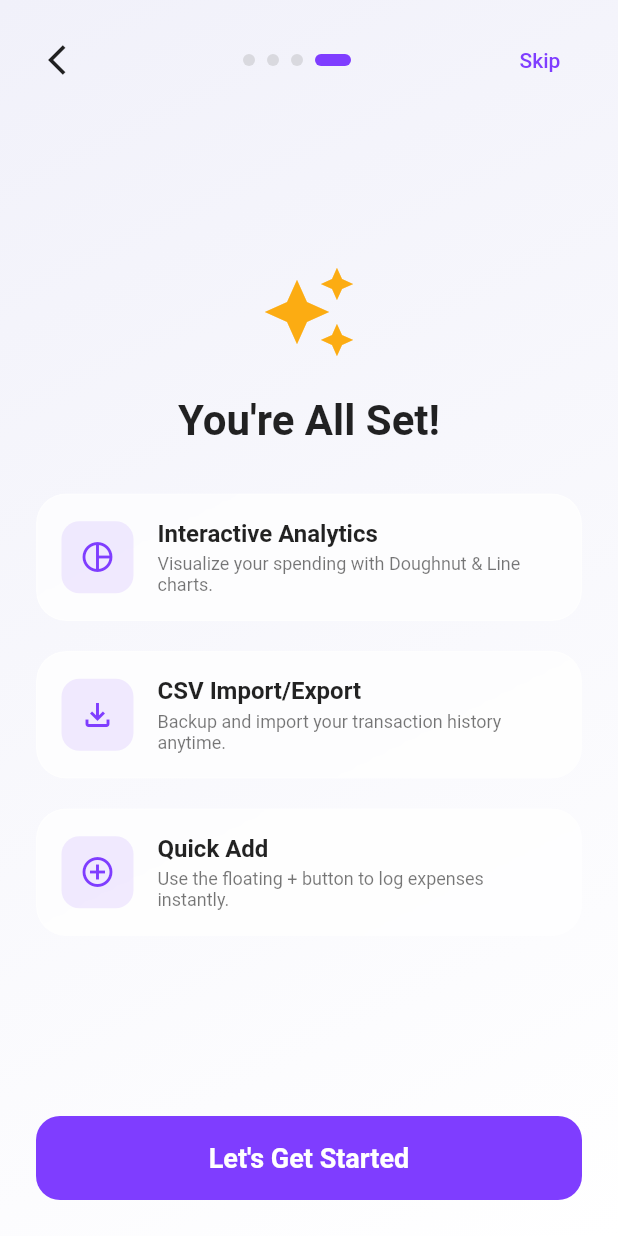
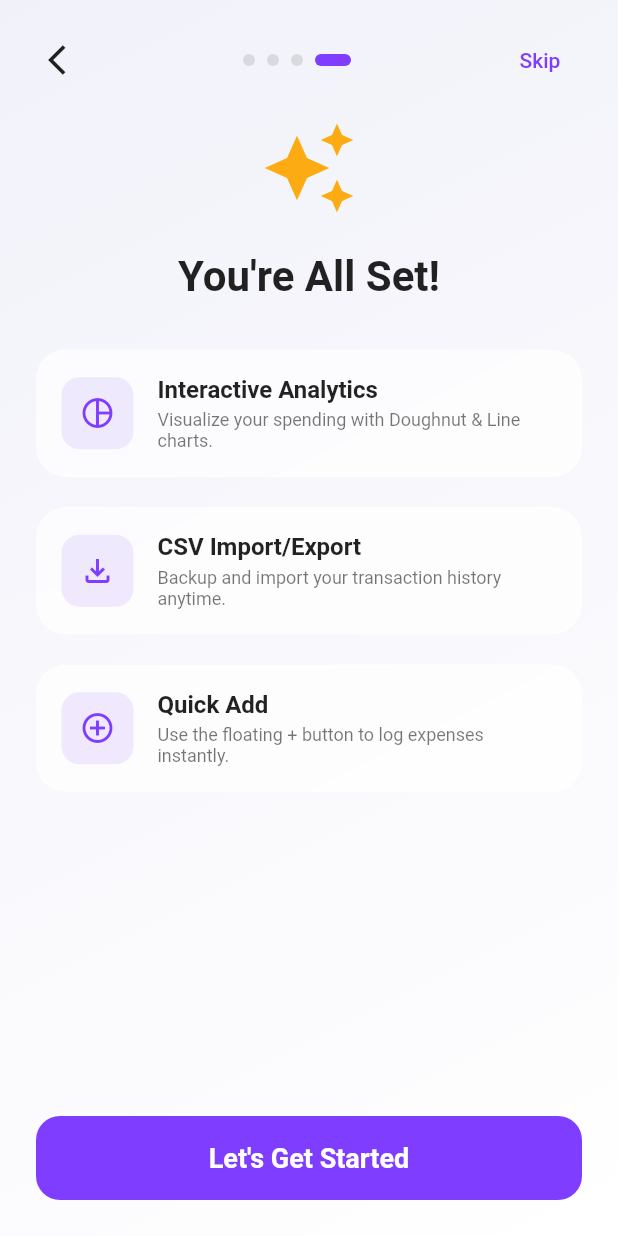
Before and after one commit to yoAlienX/X-pense, a Flutter app: the screen it shows after launch, swiped to page 4, on a phone screen of 412 x 824 dp. Run offline on Flutter 3.47's test engine with Material 3 defaults, Android fonts, the phone set to English and light mode, and no system bars; our stand-ins replace csv, dropdown_button2, file_picker, firebase_auth, firebase_core, firebase_storage and 5 more; missing offline and left inert: encrypt, motor; accounts and stored records are empty.

Commit message:
fix: wrap Onboarding screens in SingleChildScrollView to prevent RenderFlex errors
- Wrapped Step 1 (Theme/Welcome) in `SingleChildScrollView`.
- Wrapped Step 4 (Features Showcase) in `SingleChildScrollView`.
- Ensured spacing bounds so smaller mobile displays do not cause layout clipping or RenderFlex bottom overflows.

Co-authored-by: yoAlienX <148004362+yoAlienX@users.noreply.github.com>

```diff
--- a/lib/views/onboarding/onboarding_screen.dart
+++ b/lib/views/onboarding/onboarding_screen.dart
@@ -454,6 +454,7 @@ class _OnboardingScreenState extends State<OnboardingScreen> {
   Widget _buildFeaturesShowcaseStep() {
     return Padding(
       padding: const EdgeInsets.symmetric(horizontal: 24),
+      child: SingleChildScrollView(
         child: Column(
           mainAxisAlignment: MainAxisAlignment.center,
           children: [
@@ -470,7 +471,9 @@ class _OnboardingScreenState extends State<OnboardingScreen> {
             _buildFeatureRow(Icons.file_download_outlined, 'CSV Import/Export', 'Backup and import your transaction history anytime.'),
             const SizedBox(height: 20),
             _buildFeatureRow(Icons.add_circle_outline, 'Quick Add', 'Use the floating + button to log expenses instantly.'),
+            const SizedBox(height: 40),
           ],
+        ),
       ),
     );
   }
```
Lines whose indentation alone changed are shown as unchanged.
